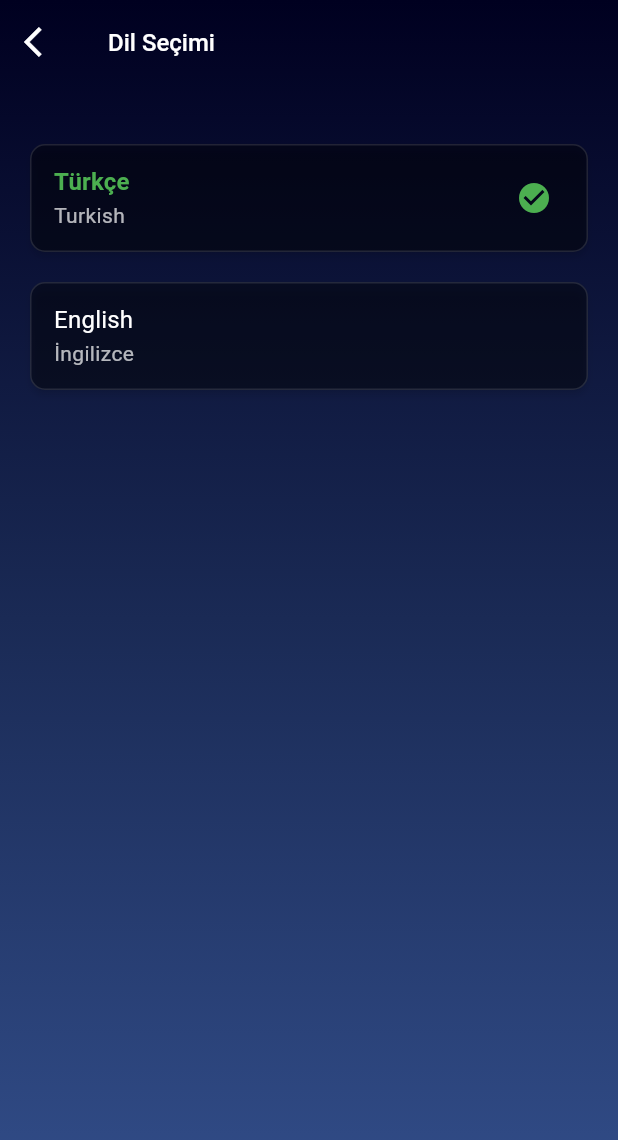
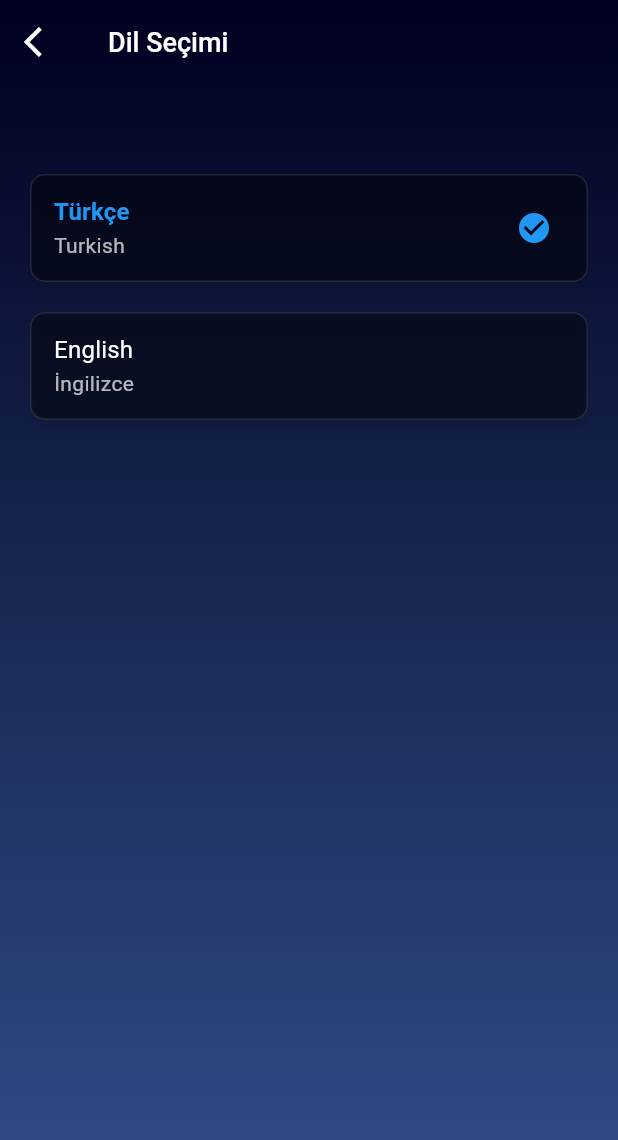
Before and after one commit to ayberktambay/weather_application, a Flutter app: the LanguageSelectionView screen opened directly, after a tap on "Türkçe", on a phone screen of 412 x 824 dp. Shown: the top 1140 px of the screen. Run offline on Flutter 3.47's test engine with Material 3 defaults, Android fonts, the phone set to English and light mode, and no system bars; our stand-ins replace flutter_riverpod, geolocator, localization; missing offline and left inert: flutter_pagewise.

Commit message:
app finished

```diff
--- a/lib/providers/weather_provider.dart
+++ b/lib/providers/weather_provider.dart
@@ -66,7 +66,7 @@ class WeatherNotifier extends StateNotifier<WeatherState> {
   final WeatherApiService _weatherApiService;
 
   WeatherNotifier(this._weatherApiService) : super(WeatherState()) {
-    fetchWeather(state.lat, state.lon);
+   // fetchWeather(state.lat, state.lon);
     loadMoreCities(); // İlk sayfa yüklenir
   }
 
--- /dev/null
+++ b/lib/utils/util_functions.dart
@@ -0,0 +1,5 @@
+  class UtilFunctions {
+   static String getWeatherAssetPath(String iconCode) {
+    return 'assets/weather_icons/$iconCode.png';
+  }
+  }
--- a/lib/view/home.dart
+++ b/lib/view/home.dart
@@ -7,7 +7,6 @@ import 'package:weather/service/weather_service.dart';
 import 'package:weather/providers/theme_provider.dart';
 import 'package:weather/view/utils/clock.dart';
 import 'package:weather/view/utils/loader.dart';
-
 class HomeView extends ConsumerStatefulWidget {
   const HomeView({super.key});
 
--- a/lib/view/language_selection.dart
+++ b/lib/view/language_selection.dart
@@ -21,20 +21,20 @@ class LanguageSelectionView extends ConsumerWidget {
         ),
         title: Text(
           "Select a language".i18n(),
-          style: w500TS(16, Colors.white),
+          style: w500TS(18, Colors.white),
         ),
       ),
       extendBody: true,
       extendBodyBehindAppBar: true,
       body: Container(
-        decoration: AppGradients.blueGradBG, // Mevcut arka plan gradyanı
+        decoration: AppGradients.blueGradBG,
         child: Consumer(
           builder: (context, ref, child) {
             final currentLocale = ref.watch(localeProvider);
             return ListView(
               padding: const EdgeInsets.all(16),
               children: [
-                const SizedBox(height: kToolbarHeight + 20), // AppBar yüksekliği kadar boşluk
+                const SizedBox(height: kToolbarHeight + 40),
                 _buildLanguageOption(
                   context,
                   title: 'Türkçe',
@@ -42,7 +42,6 @@ class LanguageSelectionView extends ConsumerWidget {
                   isSelected: currentLocale.languageCode == 'tr',
                   onTap: () {
                     ref.read(localeProvider.notifier).state = const Locale('tr');
-                    // Navigator.pop(context); // Dil değişince geri gitmek istenirse
                   },
                 ),
                 const SizedBox(height: 12),
@@ -53,10 +52,8 @@ class LanguageSelectionView extends ConsumerWidget {
                   isSelected: currentLocale.languageCode == 'en',
                   onTap: () {
                     ref.read(localeProvider.notifier).state = const Locale('en');
-                    // Navigator.pop(context); // Dil değişince geri gitmek istenirse
                   },
                 ),
-                // Diğer diller buraya eklenebilir
               ],
             );
           },
@@ -73,9 +70,9 @@ class LanguageSelectionView extends ConsumerWidget {
     required VoidCallback onTap,
   }) {
     return Card(
-      color: Colors.black.withAlpha(100), // Arka plan şeffaf siyah
+      color: Colors.black.withAlpha(100),
       elevation: 2,
-      shadowColor: Colors.black.withOpacity(0.5),
+      shadowColor: Colors.black.withAlpha(125),
       shape: RoundedRectangleBorder(
         borderRadius: BorderRadius.circular(10),
         side: BorderSide(color: Colors.white.withAlpha(30)),
@@ -85,7 +82,7 @@ class LanguageSelectionView extends ConsumerWidget {
           title,
           style: Theme.of(context).textTheme.titleMedium?.copyWith(
                 fontWeight: isSelected ? FontWeight.bold : FontWeight.normal,
-                color: isSelected ? Colors.green : Colors.white,
+                color: isSelected ? Colors.blue : Colors.white,
               ),
         ),
         subtitle: Text(
@@ -97,7 +94,7 @@ class LanguageSelectionView extends ConsumerWidget {
         trailing: isSelected
             ? const Icon(
                 Icons.check_circle,
-                color: Colors.green,
+                color: Colors.blue,
               )
             : null,
         onTap: onTap,
--- a/lib/view/menu.dart
+++ b/lib/view/menu.dart
@@ -1,6 +1,5 @@
 import 'package:flutter/material.dart';
 import 'package:flutter_riverpod/flutter_riverpod.dart';
-import 'package:localization/localization.dart';
 import 'package:weather/providers/language_provider.dart';
 import 'package:weather/view/home.dart';
 import 'package:weather/view/search.dart';
@@ -21,29 +20,74 @@ class _MenuViewState extends ConsumerState<MenuView> {
     ref.watch(localeProvider);
 
     List<NavItems> navItems = [
-      NavItems(0, "Home", const Icon(Icons.home_outlined), const Icon(Icons.home), const HomeView()),
-      NavItems(1, "Search", const Icon(Icons.search_outlined), const Icon(Icons.search), const CityWeatherSearchWidget()),
-      NavItems(2, "Settings", const Icon(Icons.settings_outlined), const Icon(Icons.settings), const SettingsView()),
+      NavItems(0, "Home",  const HomeView()),
+      NavItems(1, "Settings", const SettingsView()),
+      NavItems(2, "Search", const CityWeatherSearchWidget()),
     ];
 
     return Scaffold(
+      backgroundColor:  const Color.fromARGB(255, 53, 76, 126),
+        floatingActionButton: Container(
+          decoration: BoxDecoration(
+          borderRadius: BorderRadius.circular(360),
+            gradient: LinearGradient(
+            begin: Alignment.topCenter,
+            end: Alignment.bottomCenter,
+            colors: [
+           Colors.white,
+           const Color.fromARGB(255, 230, 230, 230),
+            ],
+          ),
+         ),
+                  child: IconButton(
+                          onPressed: (){
+                            currentIndex = 2;
+                            setState(() { });
+                          },
+                          icon: const Icon(Icons.search,size: 30,color:  Color.fromARGB(255, 9, 37, 112),),
+                        ),
+      ),
+      extendBodyBehindAppBar: false,
+      floatingActionButtonLocation: FloatingActionButtonLocation.centerDocked,
+      floatingActionButtonAnimator: FloatingActionButtonAnimator.scaling,
       body: navItems[currentIndex].path,
-      bottomNavigationBar: BottomNavigationBar(
-        backgroundColor: const Color.fromARGB(255, 30, 53, 104),
-        selectedItemColor: Colors.white,
-        unselectedItemColor: const Color.fromARGB(255, 113, 138, 150),
-        showSelectedLabels: false,
-        showUnselectedLabels: false,
-        items: navItems.map((e) => BottomNavigationBarItem(
-          icon: e.disabledIcon!,
-          activeIcon: e.activeIcon!,
-          label: e.name!.i18n(),
-        )).toList(),
-        currentIndex: currentIndex,
-        onTap: (value) {
-          currentIndex = value;
-          setState(() {});
-        },
+      bottomNavigationBar: BottomAppBar(
+                padding: const EdgeInsets.all(4),
+                color: const Color.fromARGB(255, 30, 53, 104),
+              shape: const CircularNotchedRectangle(),
+              notchMargin: 2.0,
+              child: Row(
+                mainAxisSize: MainAxisSize.max,
+                mainAxisAlignment: MainAxisAlignment.spaceAround,
+                children: <Widget>[
+                  IconButton(
+                    icon: Column(
+                      children: [
+                        Icon(currentIndex == 0 ? Icons.home : Icons.home_outlined,size: 30,color: Colors.white,),
+
+                      ],
+                    ),
+                    onPressed: () {
+                      setState(() { currentIndex = 0;});
+                      },
+                  ),
+
+                  const SizedBox(width: 48.0),
+                    IconButton(
+                    icon: Column(
+                      children: [
+                        Icon(currentIndex == 1 ? Icons.settings : Icons.settings_outlined,size:30,color: Colors.white,),
+
+                      ],
+                    ),
+                    onPressed: () {
+                      currentIndex = 1;
+                      setState(() {});
+                      },
+                  ),
+
+                ],
+              ),
       ),
     );
   }
@@ -52,9 +96,7 @@ class _MenuViewState extends ConsumerState<MenuView> {
 class NavItems {
   int index;
   String? name;
-  Icon? disabledIcon;
-  Icon? activeIcon;
   Widget path;
 
-  NavItems(this.index, this.name, this.disabledIcon, this.activeIcon, this.path);
+  NavItems(this.index, this.name,this.path);
 }
```
Also changed, not shown: lib/view/detail.dart (+8 -9 lines), lib/view/search.dart (+33 -31 lines), pubspec.yaml (line endings or trailing spaces).
